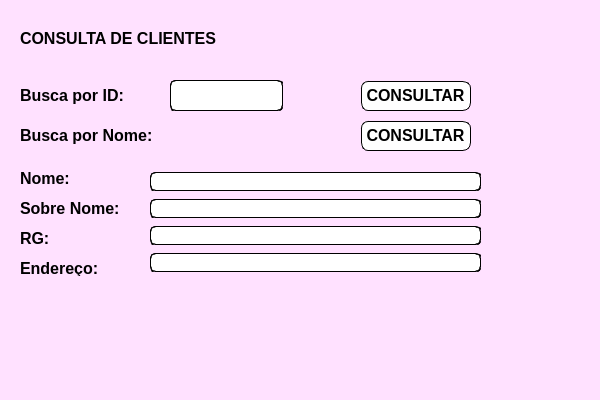
Above: ConsultaClientes.ui from addryyano/ProjetoFinalSenac before the change. Below: the same form after it.
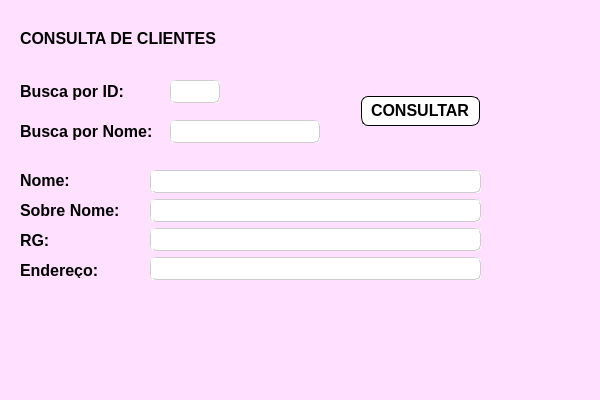
That is the form after the change.

Commit message: Criado Cadastro de clientes e GUI Menu Principal

Diff of the .ui file:
```diff
--- a/ConsultaClientes.ui
+++ b/ConsultaClientes.ui
@@ -24,7 +24,7 @@
     <property name="geometry">
      <rect>
       <x>20</x>
-      <y>230</y>
+      <y>232</y>
       <width>121</width>
       <height>16</height>
      </rect>
@@ -46,7 +46,7 @@
       <x>150</x>
       <y>170</y>
       <width>331</width>
-      <height>108</height>
+      <height>112</height>
      </rect>
     </property>
     <layout class="QVBoxLayout" name="verticalLayout">
@@ -54,14 +54,15 @@
       <widget class="QLineEdit" name="txtNomeClienteConsulta">
        <property name="font">
         <font>
-         <pointsize>10</pointsize>
+         <pointsize>12</pointsize>
         </font>
        </property>
        <property name="styleSheet">
         <string notr="true">background-color: rgb(255, 255, 255);
 border-radius: 5px;
 border-style: groove;
-border-width: 1px</string>
+border-width: 1px;
+border-color: rgb(204, 204, 204)</string>
        </property>
       </widget>
      </item>
@@ -69,14 +70,15 @@
       <widget class="QLineEdit" name="txtSobreNomeClienteConsulta">
        <property name="font">
         <font>
-         <pointsize>10</pointsize>
+         <pointsize>12</pointsize>
         </font>
        </property>
        <property name="styleSheet">
         <string notr="true">background-color: rgb(255, 255, 255);
 border-radius: 5px;
 border-style: groove;
-border-width: 1px</string>
+border-width: 1px;
+border-color: rgb(204, 204, 204)</string>
        </property>
       </widget>
      </item>
@@ -84,14 +86,15 @@
       <widget class="QLineEdit" name="txtRgClienteConsulta">
        <property name="font">
         <font>
-         <pointsize>10</pointsize>
+         <pointsize>12</pointsize>
         </font>
        </property>
        <property name="styleSheet">
         <string notr="true">background-color: rgb(255, 255, 255);
 border-radius: 5px;
 border-style: groove;
-border-width: 1px</string>
+border-width: 1px;
+border-color: rgb(204, 204, 204)</string>
        </property>
       </widget>
      </item>
@@ -99,14 +102,15 @@
       <widget class="QLineEdit" name="txt_EnderecoConsulta">
        <property name="font">
         <font>
-         <pointsize>10</pointsize>
+         <pointsize>12</pointsize>
         </font>
        </property>
        <property name="styleSheet">
         <string notr="true">background-color: rgb(255, 255, 255);
 border-radius: 5px;
 border-style: groove;
-border-width: 1px</string>
+border-width: 1px;
+border-color: rgb(204, 204, 204)</string>
        </property>
       </widget>
      </item>
@@ -116,7 +120,7 @@
     <property name="geometry">
      <rect>
       <x>20</x>
-      <y>170</y>
+      <y>172</y>
       <width>121</width>
       <height>16</height>
      </rect>
@@ -136,7 +140,7 @@
     <property name="geometry">
      <rect>
       <x>20</x>
-      <y>200</y>
+      <y>202</y>
       <width>121</width>
       <height>16</height>
      </rect>
@@ -156,8 +160,8 @@
     <property name="geometry">
      <rect>
       <x>360</x>
-      <y>80</y>
-      <width>111</width>
+      <y>95</y>
+      <width>120</width>
       <height>31</height>
      </rect>
     </property>
@@ -203,7 +207,7 @@
     <property name="geometry">
      <rect>
       <x>20</x>
-      <y>260</y>
+      <y>262</y>
       <width>121</width>
       <height>16</height>
      </rect>
@@ -225,7 +229,7 @@
       <x>20</x>
       <y>80</y>
       <width>121</width>
-      <height>31</height>
+      <height>23</height>
      </rect>
     </property>
     <property name="font">
@@ -245,7 +249,7 @@
       <x>20</x>
       <y>120</y>
       <width>151</width>
-      <height>31</height>
+      <height>23</height>
      </rect>
     </property>
     <property name="font">
@@ -259,55 +263,54 @@
      <string>Busca por Nome:</string>
     </property>
    </widget>
-   <widget class="QPushButton" name="btnConsultaNomeCliente">
-    <property name="geometry">
-     <rect>
-      <x>360</x>
-      <y>120</y>
-      <width>111</width>
-      <height>31</height>
-     </rect>
-    </property>
-    <property name="font">
-     <font>
-      <pointsize>12</pointsize>
-      <weight>75</weight>
-      <bold>true</bold>
-     </font>
-    </property>
-    <property name="styleSheet">
-     <string notr="true">background-color: rgb(255, 255, 255);
-border-radius: 8px;
-border-style: groove;
-border-width: 2px
-</string>
-    </property>
-    <property name="text">
-     <string>CONSULTAR</string>
-    </property>
-   </widget>
    <widget class="QLineEdit" name="txtconsultaClienteId">
     <property name="geometry">
      <rect>
       <x>170</x>
       <y>80</y>
-      <width>113</width>
-      <height>31</height>
+      <width>50</width>
+      <height>23</height>
      </rect>
     </property>
     <property name="font">
      <font>
       <pointsize>12</pointsize>
-      <weight>75</weight>
+      <weight>50</weight>
       <italic>false</italic>
-      <bold>true</bold>
+      <bold>false</bold>
      </font>
     </property>
     <property name="styleSheet">
      <string notr="true">background-color: rgb(255, 255, 255);
 border-radius: 5px;
 border-style: groove;
-border-width: 1px</string>
+border-width: 1px;
+border-color: rgb(204, 204, 204)</string>
+    </property>
+   </widget>
+   <widget class="QLineEdit" name="txtconsultaClienteNome">
+    <property name="geometry">
+     <rect>
+      <x>170</x>
+      <y>120</y>
+      <width>150</width>
+      <height>23</height>
+     </rect>
+    </property>
+    <property name="font">
+     <font>
+      <pointsize>12</pointsize>
+      <weight>50</weight>
+      <italic>false</italic>
+      <bold>false</bold>
+     </font>
+    </property>
+    <property name="styleSheet">
+     <string notr="true">background-color: rgb(255, 255, 255);
+border-radius: 5px;
+border-style: groove;
+border-width: 1px;
+border-color: rgb(204, 204, 204)</string>
     </property>
    </widget>
   </widget>
```
The commit also changes 10 other files.
